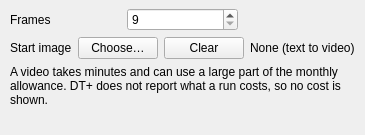
Qt form src/dtflow/ui/forms/video_panel.ui (djebaz/dtflow) before a commit.
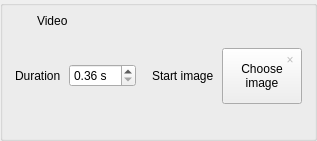
The same form after that commit.

Commit message:
Make video generation duration-first with clearer progress (#545)
Refs #540. Duration-first video controls, retained drafts, shared section styling, source/dimension crop inspection, clear badge and truthful progress. Owner confirmed all acceptance criteria passed; CI and Preview succeeded on the exact PR head.

The edit to the form file:
```diff
--- a/src/dtflow/ui/forms/video_panel.ui
+++ b/src/dtflow/ui/forms/video_panel.ui
@@ -1,30 +1,286 @@
 <?xml version="1.0" encoding="utf-8"?>
 <ui version="4.0">
  <class>VideoPanel</class>
- <widget class="QFrame" name="videoPanel">
-  <property name="role" stdset="0"><string>card</string></property>
-  <layout class="QVBoxLayout" name="videoPanelLayout">
-   <property name="leftMargin"><number>10</number></property>
-   <property name="topMargin"><number>8</number></property>
-   <property name="rightMargin"><number>10</number></property>
-   <property name="bottomMargin"><number>8</number></property>
+ <widget class="QGroupBox" name="videoPanel">
+  <property name="title">
+   <string />
+  </property>
+  <property name="role" stdset="0">
+   <string>sectionCard</string>
+  </property>
+  <property name="accessibleName">
+   <string>Video</string>
+  </property>
+  <layout class="QVBoxLayout" name="videoPanelCardLayout">
+   <property name="leftMargin">
+    <number>0</number>
+   </property>
+   <property name="topMargin">
+    <number>0</number>
+   </property>
+   <property name="rightMargin">
+    <number>0</number>
+   </property>
+   <property name="bottomMargin">
+    <number>0</number>
+   </property>
+   <property name="spacing">
+    <number>0</number>
+   </property>
    <item>
-    <layout class="QHBoxLayout" name="videoFramesRow">
-     <item><widget class="QLabel" name="videoFramesLabel"><property name="text"><string>Frames</string></property><property name="buddy"><cstring>videoFramesSpinBox</cstring></property></widget></item>
-     <item><widget class="QSpinBox" name="videoFramesSpinBox"><property name="accessibleName"><string>Number of video frames</string></property><property name="minimum"><number>9</number></property><property name="maximum"><number>361</number></property></widget></item>
-     <item><widget class="QLabel" name="videoDurationLabel"><property name="role" stdset="0"><string>secondary</string></property><property name="text"><string /></property></widget></item>
-    </layout>
+    <widget class="QFrame" name="videoPanelHeader">
+     <property name="role" stdset="0">
+      <string>sectionHeader</string>
+     </property>
+     <layout class="QHBoxLayout" name="videoPanelHeaderLayout" stretch="0,1">
+      <property name="leftMargin">
+       <number>10</number>
+      </property>
+      <property name="topMargin">
+       <number>7</number>
+      </property>
+      <property name="rightMargin">
+       <number>10</number>
+      </property>
+      <property name="bottomMargin">
+       <number>7</number>
+      </property>
+      <property name="spacing">
+       <number>8</number>
+      </property>
+      <item>
+       <widget class="QLabel" name="videoPanelIcon">
+        <property name="role" stdset="0">
+         <string>sectionIcon</string>
+        </property>
+        <property name="iconKey" stdset="0">
+         <string>video</string>
+        </property>
+        <property name="text">
+         <string />
+        </property>
+        <property name="minimumSize">
+         <size>
+          <width>16</width>
+          <height>16</height>
+         </size>
+        </property>
+        <property name="maximumSize">
+         <size>
+          <width>16</width>
+          <height>16</height>
+         </size>
+        </property>
+       </widget>
+      </item>
+      <item>
+       <widget class="QLabel" name="videoPanelHeading">
+        <property name="text">
+         <string>Video</string>
+        </property>
+        <property name="textRole" stdset="0">
+         <string>panelHeading</string>
+        </property>
+       </widget>
+      </item>
+     </layout>
+    </widget>
    </item>
    <item>
-    <layout class="QHBoxLayout" name="videoStartRow">
-     <item><widget class="QLabel" name="videoStartTitle"><property name="text"><string>Start image</string></property></widget></item>
-     <item><widget class="QPushButton" name="videoChooseStartButton"><property name="text"><string>Choose…</string></property><property name="toolTip"><string>Choose one optional start image. Leave empty for text to video.</string></property></widget></item>
-     <item><widget class="QPushButton" name="videoClearStartButton"><property name="text"><string>Clear</string></property></widget></item>
-     <item><widget class="QLabel" name="videoStartLabel"><property name="text"><string>None (text to video)</string></property><property name="role" stdset="0"><string>secondary</string></property></widget></item>
-    </layout>
+    <widget class="QWidget" name="videoPanelContents">
+     <property name="role" stdset="0">
+      <string>sectionContents</string>
+     </property>
+     <layout class="QGridLayout" name="videoGrid" columnstretch="0,0,1,0,0">
+      <property name="leftMargin">
+       <number>12</number>
+      </property>
+      <property name="topMargin">
+       <number>12</number>
+      </property>
+      <property name="rightMargin">
+       <number>12</number>
+      </property>
+      <property name="bottomMargin">
+       <number>12</number>
+      </property>
+      <property name="horizontalSpacing">
+       <number>8</number>
+      </property>
+      <property name="verticalSpacing">
+       <number>8</number>
+      </property>
+      <item row="0" column="0" alignment="Qt::AlignVCenter">
+       <widget class="QLabel" name="videoDurationTitle">
+        <property name="text">
+         <string>Duration</string>
+        </property>
+        <property name="textRole" stdset="0">
+         <string>caption</string>
+        </property>
+        <property name="buddy">
+         <cstring>videoDurationSpinBox</cstring>
+        </property>
+       </widget>
+      </item>
+      <item row="0" column="1" alignment="Qt::AlignVCenter">
+       <widget class="QDoubleSpinBox" name="videoDurationSpinBox">
+        <property name="accessibleName">
+         <string>Clip duration in seconds</string>
+        </property>
+        <property name="toolTip">
+         <string>The clip's requested length; frames follow from the model's playback rate and frame rule.</string>
+        </property>
+        <property name="maximumSize">
+         <size>
+          <width>116</width>
+          <height>16777215</height>
+         </size>
+        </property>
+        <property name="suffix">
+         <string> s</string>
+        </property>
+        <property name="decimals">
+         <number>2</number>
+        </property>
+        <property name="singleStep">
+         <double>0.5</double>
+        </property>
+        <property name="minimum">
+         <double>0.36</double>
+        </property>
+        <property name="maximum">
+         <double>60.0</double>
+        </property>
+       </widget>
+      </item>
+      <item row="0" column="2" alignment="Qt::AlignVCenter">
+       <widget class="QLabel" name="videoDurationLabel">
+        <property name="accessibleName">
+         <string>Effective clip length</string>
+        </property>
+        <property name="text">
+         <string />
+        </property>
+        <property name="wordWrap">
+         <bool>true</bool>
+        </property>
+        <property name="sizePolicy">
+         <sizepolicy hsizetype="Ignored" vsizetype="Preferred">
+          <horstretch>0</horstretch>
+          <verstretch>0</verstretch>
+         </sizepolicy>
+        </property>
+       </widget>
+      </item>
+      <item row="0" column="3" alignment="Qt::AlignVCenter">
+       <widget class="QLabel" name="videoStartTitle">
+        <property name="text">
+         <string>Start image</string>
+        </property>
+        <property name="textRole" stdset="0">
+         <string>caption</string>
+        </property>
+        <property name="buddy">
+         <cstring>videoChooseStartButton</cstring>
+        </property>
+       </widget>
+      </item>
+      <item row="0" column="4" alignment="Qt::AlignVCenter">
+       <widget class="QWidget" name="videoSourceHost">
+        <property name="minimumSize">
+         <size>
+          <width>80</width>
+          <height>56</height>
+         </size>
+        </property>
+        <property name="maximumSize">
+         <size>
+          <width>80</width>
+          <height>56</height>
+         </size>
+        </property>
+        <widget class="QPushButton" name="videoChooseStartButton">
+         <property name="text">
+          <string>Choose
+image</string>
+         </property>
+         <property name="minimumSize">
+          <size>
+           <width>80</width>
+           <height>56</height>
+          </size>
+         </property>
+         <property name="maximumSize">
+          <size>
+           <width>80</width>
+           <height>56</height>
+          </size>
+         </property>
+         <property name="iconSize">
+          <size>
+           <width>76</width>
+           <height>52</height>
+          </size>
+         </property>
+         <property name="accessibleName">
+          <string>Choose or replace start image; hover or focus to preview the crop</string>
+         </property>
+         <property name="geometry">
+          <rect>
+           <x>0</x>
+           <y>0</y>
+           <width>80</width>
+           <height>56</height>
+          </rect>
+         </property>
+        </widget>
+        <widget class="QToolButton" name="videoClearStartButton">
+         <property name="accessibleName">
+          <string>Clear start image</string>
+         </property>
+         <property name="enabled">
+          <bool>false</bool>
+         </property>
+         <property name="toolTip">
+          <string>Clear the draft start image; saved outputs are unchanged.</string>
+         </property>
+         <property name="geometry">
+          <rect>
+           <x>58</x>
+           <y>2</y>
+           <width>20</width>
+           <height>20</height>
+          </rect>
+         </property>
+         <property name="text">
+          <string>×</string>
+         </property>
+         <property name="autoRaise">
+          <bool>true</bool>
+         </property>
+        </widget>
+       </widget>
+      </item>
+      <item row="1" column="0" colspan="5">
+       <widget class="QLabel" name="videoProblemLabel">
+        <property name="text">
+         <string />
+        </property>
+        <property name="wordWrap">
+         <bool>true</bool>
+        </property>
+        <property name="state" stdset="0">
+         <string>warning</string>
+        </property>
+        <property name="textRole" stdset="0">
+         <string>supporting</string>
+        </property>
+       </widget>
+      </item>
+     </layout>
+    </widget>
    </item>
-   <item><widget class="QLabel" name="videoCostNote"><property name="text"><string>A video takes minutes and can use a large part of the monthly allowance. DT+ does not report what a run costs, so no cost is shown.</string></property><property name="wordWrap"><bool>true</bool></property><property name="role" stdset="0"><string>secondary</string></property></widget></item>
-   <item><widget class="QLabel" name="videoProblemLabel"><property name="text"><string /></property><property name="wordWrap"><bool>true</bool></property><property name="state" stdset="0"><string>warning</string></property></widget></item>
   </layout>
  </widget>
  <resources/>
```
Left out of the diff: 4 changed lines with no effect on the pictures. The commit also changes 12 other files.
